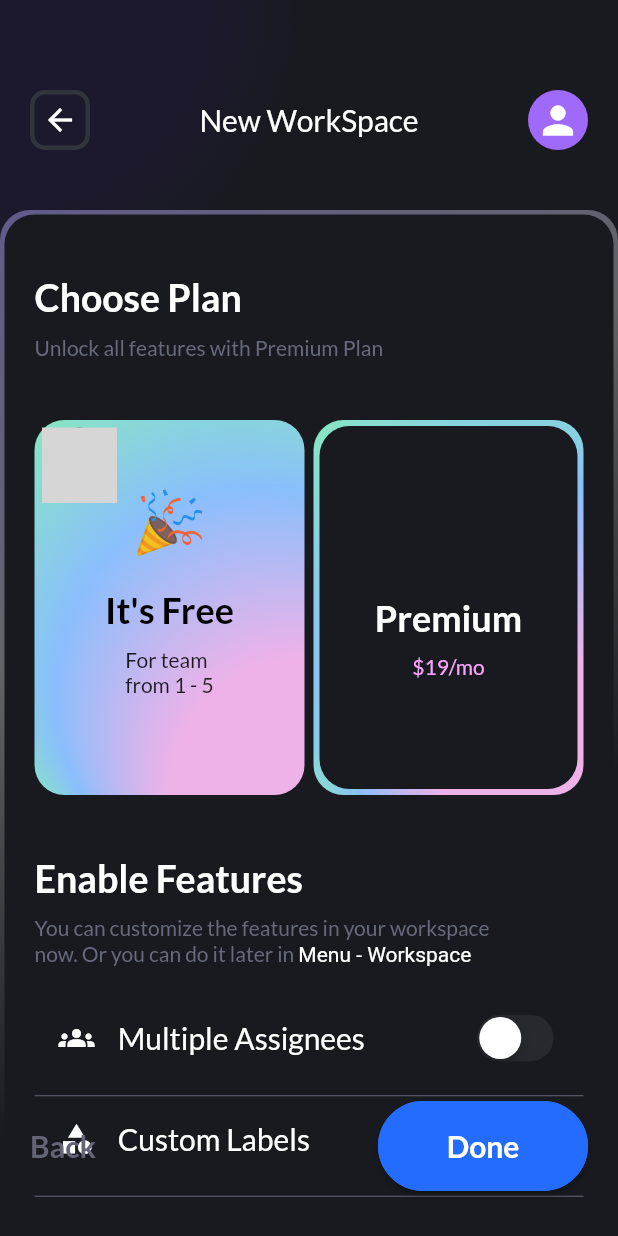
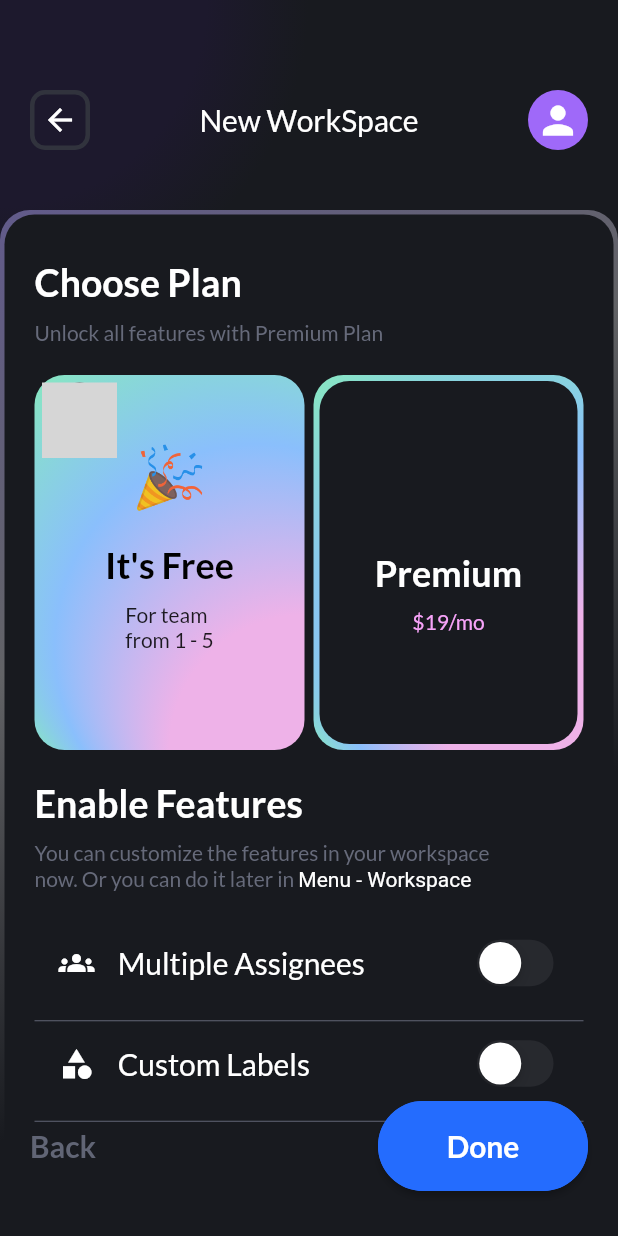
Before and after one commit to Davies-K/Taskez, a Flutter app: the NewWorkSpace screen opened directly, after a tap on "Next", on a phone screen of 412 x 824 dp. Run offline on Flutter 3.47's test engine with Material 2 defaults, Android fonts, the phone set to English and light mode, and no system bars; our stand-ins replace fl_chart, flutter_feather_icons, flutter_slidable, font_awesome_flutter, get, google_fonts and 1 more; grey boxes are pictures that could not be loaded.

Commit message:
fixed overflow issues

```diff
--- a/lib/Screens/Auth/choose_plan.dart
+++ b/lib/Screens/Auth/choose_plan.dart
@@ -47,7 +47,7 @@ class ChoosePlan extends StatelessWidget {
                           child: Column(
                             crossAxisAlignment: CrossAxisAlignment.start,
                             children: [
-                              SizedBox(height: 20),
+                              SizedBox(height: 10),
                               Text('Choose Plan',
                                   style: GoogleFonts.lato(
                                       fontWeight: FontWeight.bold,
@@ -58,7 +58,7 @@ class ChoosePlan extends StatelessWidget {
                                   style: GoogleFonts.lato(
                                       fontSize: 14,
                                       color: HexColor.fromHex("666A7A"))),
-                              SizedBox(height: 40),
+                              SizedBox(height: 20),
                               Row(
                                   mainAxisAlignment:
                                       MainAxisAlignment.spaceBetween,
@@ -75,7 +75,7 @@ class ChoosePlan extends StatelessWidget {
                                         header: "Premium",
                                         subHeader: "\$19/mo")
                                   ]),
-                              SizedBox(height: 40),
+                              SizedBox(height: 20),
                               Text('Enable Features',
                                   style: GoogleFonts.lato(
                                       fontWeight: FontWeight.bold,
--- a/lib/Screens/Auth/new_workspace.dart
+++ b/lib/Screens/Auth/new_workspace.dart
@@ -43,7 +43,7 @@ class NewWorkSpace extends StatelessWidget {
                             ProfileDummy(
                                 color: HexColor.fromHex("9F69F9"),
                                 dummyType: ProfileDummyType.Image,
-                                scale: 3.5,
+                                scale: 2.5,
                                 image: "assets/plant.png"),
                             SizedBox(height: 10),
                             Text('Stuart\'s Workspace',
--- a/lib/Screens/Dashboard/dashboard.dart
+++ b/lib/Screens/Dashboard/dashboard.dart
@@ -34,7 +34,7 @@ class Dashboard extends StatelessWidget {
                 notificationCount: "2",
                 page: ChatScreen(),
                 title: "Dashboard"),
-            SizedBox(height: 40),
+            SizedBox(height: 20),
             Text("Hello,\nDereck Doyle 👋",
                 style: GoogleFonts.lato(
                     color: Colors.white,
--- a/lib/Screens/Dashboard/timeline.dart
+++ b/lib/Screens/Dashboard/timeline.dart
@@ -43,7 +43,7 @@ class _TimelineState extends State<Timeline> {
         ]),
         bottomNavigationBar: Container(
             width: double.infinity,
-            height: 100,
+            height: 90,
             padding: EdgeInsets.only(top: 10, right: 30, left: 30),
             decoration: BoxDecoration(
                 borderRadius: BorderRadius.only(
--- a/lib/Screens/Onboarding/onboarding_start.dart
+++ b/lib/Screens/Onboarding/onboarding_start.dart
@@ -143,9 +143,9 @@ class OnboardingStart extends StatelessWidget {
                       ),
                     ),
                     Text('Lets create\na space\nfor your workflows.',
-                        style: TextStyle(
+                        style: GoogleFonts.lato(
                             color: Colors.white,
-                            fontSize: 40,
+                            fontSize: 35,
                             fontWeight: FontWeight.bold)),
                     SizedBox(height: 20),
                     Container(
--- a/lib/widgets/Dashboard/bottomNavigationItem.dart
+++ b/lib/widgets/Dashboard/bottomNavigationItem.dart
@@ -39,7 +39,7 @@ class BottomNavigationItem extends StatelessWidget {
                             color: notifier.value != itemIndex
                                 ? Colors.grey
                                 : Colors.white),
-                        SizedBox(height: 35),
+                        SizedBox(height: 25),
                         notifier.value != itemIndex
                             ? SizedBox(width: 30, height: 30)
                             : Transform.rotate(
--- a/lib/widgets/Onboarding/slider_captioned_image.dart
+++ b/lib/widgets/Onboarding/slider_captioned_image.dart
@@ -22,7 +22,7 @@ class SliderCaptionedImage extends StatelessWidget {
           child: Image(
               image: AssetImage(this.imageUrl),
               fit: BoxFit.contain,
-              height: 500)),
+              height: 450)),
       Positioned(
           bottom: 20,
           left: 20,
```
Also changed, not shown: lib/Screens/Onboarding/onboarding_carousel.dart (+10 -7 lines).
